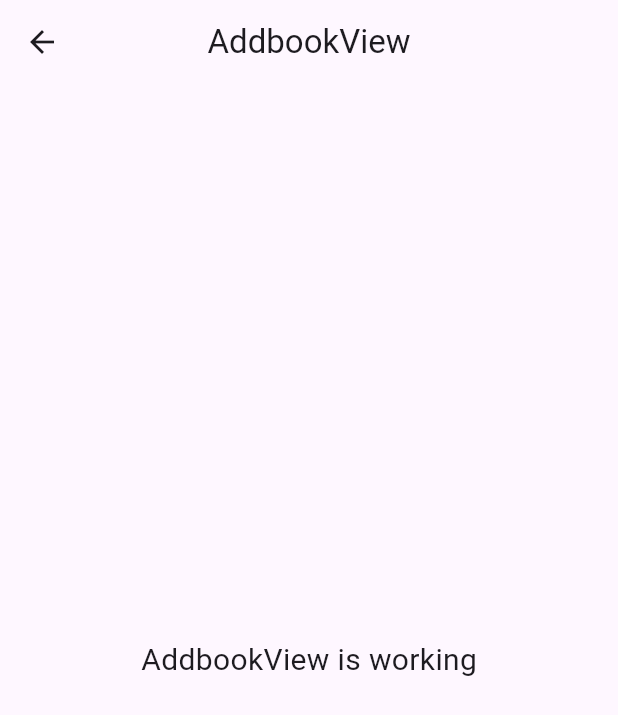
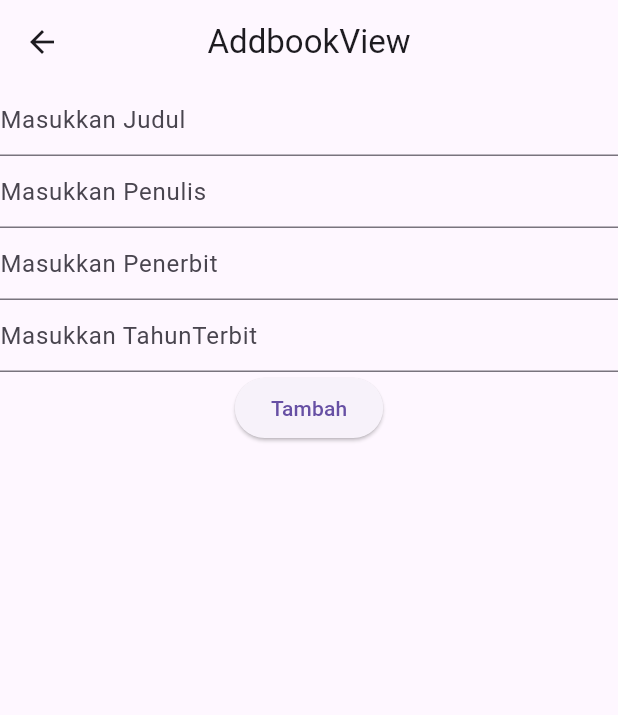
Before and after one commit to AtilaDavin/petugasperpustakaan, a Flutter app: the BookView screen opened by its route, after a tap on the "add" icon, on a phone screen of 412 x 824 dp. Shown: the top 715 px of the screen. Run offline on Flutter 3.47's test engine with Material 3 defaults, Android fonts, the phone set to English and light mode, and no system bars; our stand-ins replace dio, get, get_storage, pretty_dio_logger; accounts and stored records are empty; network calls fail.

Commit message:
first commit

```diff
--- a/lib/app/modules/addbook/controllers/addbook_controller.dart
+++ b/lib/app/modules/addbook/controllers/addbook_controller.dart
@@ -1,9 +1,22 @@
+import 'package:dio/dio.dart';
+import 'package:flutter/cupertino.dart';
+import 'package:flutter/material.dart';
 import 'package:get/get.dart';
+import 'package:petugas_perpustakaan_kelas_b/app/modules/book/controllers/book_controller.dart';
+
+import '../../../data/constant/endpoint.dart';
+import '../../../data/provider/api_provider.dart';
 
 class AddbookController extends GetxController {
-  //TODO: Implement AddbookController
+  final loading = false.obs;
+  final GlobalKey<FormState> formKey = GlobalKey<FormState>();
+  final TextEditingController judulController = TextEditingController();
+  final TextEditingController penulisController = TextEditingController();
+  final TextEditingController penerbitController = TextEditingController();
+  final TextEditingController tahunterbitController = TextEditingController();
+final BookController bookController = Get.find();
+//final BookController bookController = Get.put(BookController()); Untuk jika eror pakai ini
 
-  final count = 0.obs;
   @override
   void onInit() {
     super.onInit();
@@ -18,6 +31,38 @@ class AddbookController extends GetxController {
   void onClose() {
     super.onClose();
   }
-
-  void increment() => count.value++;
+  post()async{
+    loading(true);
+    try {
+      FocusScope.of(Get.context!).unfocus(); //untuk ngeclose keyboard
+      formKey.currentState?.save();
+      if (formKey.currentState!.validate()){
+        final response = await ApiProvider.instance().post(Endpoint.book,
+        data: {
+          "judul": judulController.text.toString(),
+          "penulis": penulisController.text.toString(),
+          "penerbit": penerbitController.text.toString(),
+          "tahun_terbit": int.parse(tahunterbitController.text.toString())
+        });
+        if (response.statusCode == 201){
+          bookController.getData();
+         Get.back();
+        }else{
+          Get.snackbar("Sorry", "Login Gagal", backgroundColor:  Colors.orange);
+        }
+      }loading(false);
+    }on DioException catch (e){
+      loading(false);
+      if (e.response != null){
+        if (e.response?.data != null){
+          Get.snackbar("Sorry", "${e.response?.data['message']}", backgroundColor: Colors.orange);
+        }
+      } else {
+        Get.snackbar("Sorry", e.message ?? "",backgroundColor: Colors.red);
+      }
+    } catch (e) {
+      loading(false);
+      Get.snackbar("Error", e.toString(), backgroundColor: Colors.red);
+    }
+  }
 }
--- a/lib/app/modules/addbook/views/addbook_view.dart
+++ b/lib/app/modules/addbook/views/addbook_view.dart
@@ -13,12 +13,60 @@ class AddbookView extends GetView<AddbookController> {
         title: const Text('AddbookView'),
         centerTitle: true,
       ),
-      body: const Center(
-        child: Text(
-          'AddbookView is working',
-          style: TextStyle(fontSize: 20),
-        ),
+      body: Center(
+    child: Form(
+    key: controller.formKey,
+      child: Column(
+        children: [
+          TextFormField(
+            controller: controller.judulController,
+            decoration: InputDecoration(hintText: "Masukkan Judul"),
+            validator: (value){
+              if (value!.isEmpty){ // untuk minim username
+                return "Judul tidak boleh kosong";
+              }
+              return null;
+            },
+          ),
+          TextFormField(
+            controller: controller.penulisController,
+            decoration: InputDecoration(hintText: "Masukkan Penulis"),
+            validator: (value){
+              if (value!.isEmpty){ // untuk minimamal password
+                return "Penulis tidak boleh kosong";
+              }
+              return null;
+            },
+          ),  TextFormField(
+            controller: controller.penerbitController,
+            decoration: InputDecoration(hintText: "Masukkan Penerbit"),
+            validator: (value){
+              if (value!.isEmpty){ // untuk minim username
+                return "Penerbit tidak boleh kosong";
+              }
+              return null;
+            },
+          ),
+          TextFormField(
+            controller: controller.tahunterbitController,
+            decoration: InputDecoration(hintText: "Masukkan TahunTerbit"),
+            validator: (value){
+              if (value!.isEmpty){ // untuk minimamal password
+                return "TahunTerbit tidak boleh kosong";
+              }
+              return null;
+            },
+          ),
+          Obx(() => controller.loading.value?
+          CircularProgressIndicator():
+          ElevatedButton(onPressed: (){
+            controller.post();
+          }, child: Text("Tambah"))
+          )
+        ],
       ),
+    ),
+    ),
     );
   }
 }
--- a/lib/app/modules/book/controllers/book_controller.dart
+++ b/lib/app/modules/book/controllers/book_controller.dart
@@ -1,12 +1,16 @@
+import 'package:dio/dio.dart';
 import 'package:get/get.dart';
+import 'package:petugas_perpustakaan_kelas_b/app/data/model/response_book.dart';
 
-class BookController extends GetxController {
-  //TODO: Implement BookController
+import '../../../data/constant/endpoint.dart';
+import '../../../data/provider/api_provider.dart';
 
-  final count = 0.obs;
+class BookController extends GetxController with StateMixin<List<DataBook>>{
+
   @override
   void onInit() {
     super.onInit();
+    getData();
   }
 
   @override
@@ -19,5 +23,32 @@ class BookController extends GetxController {
     super.onClose();
   }
 
-  void increment() => count.value++;
+  Future<void> getData() async{
+    change(null,status: RxStatus.loading());
+    try {
+        final response = await ApiProvider.instance().get(Endpoint.book,);
+        if (response.statusCode == 200){
+          final ResponseBook responseBook = ResponseBook.fromJson(response.data);
+          if(responseBook.data!.isEmpty){
+            change(null,status: RxStatus.empty());
+          } else {
+            change(responseBook.data, status: RxStatus.success());
+          }
+        }else{
+          change(null,status: RxStatus.error("Gagal mengambil data"));
+        }
+
+    }on DioException catch (e){
+      if (e.response != null){
+        if (e.response?.data != null){
+          change(null, status: RxStatus.error("${e.response?.data['message']}"));
+
+        }
+      } else {
+        change(null, status: RxStatus.error(e.message ?? ""));
+      }
+    } catch (e) {
+      change(null, status: RxStatus.error(e.toString()));
+    }
+  }
 }
--- a/lib/app/modules/book/views/book_view.dart
+++ b/lib/app/modules/book/views/book_view.dart
@@ -17,12 +17,18 @@ class BookView extends GetView<BookController> {
       floatingActionButton: FloatingActionButton(onPressed: ()=> Get.toNamed(Routes.ADDBOOK),
       child: Icon(Icons.add),
       ),
-      body: const Center(
-        child: Text(
-          'BookView is working',
-          style: TextStyle(fontSize: 20),
-        ),
-      ),
+      body: controller.obx((state) => ListView.separated(
+        itemCount: state!.length,
+        itemBuilder: (context, index){
+          return ListTile(
+            title: Text("${state[index].judul}"),
+            subtitle: Text("Penulis ${state[index].penulis}"),
+          );
+    },
+        separatorBuilder: (context, index){
+          return Divider();
+        }
+    ))
     );
   }
 }
--- a/lib/app/modules/home/views/home_view.dart
+++ b/lib/app/modules/home/views/home_view.dart
@@ -15,7 +15,9 @@ class HomeView extends GetView<HomeController> {
         centerTitle: true,
       ),
       body:  Center(
-        child: Column(
+        child: Row(
+          mainAxisAlignment: MainAxisAlignment.center,
+          crossAxisAlignment: CrossAxisAlignment.center,
           children: [
             ElevatedButton(onPressed: (){Get.toNamed(Routes.BOOK);}
                 , child: Text("Buku")),
--- a/lib/app/modules/login/views/login_view.dart
+++ b/lib/app/modules/login/views/login_view.dart
@@ -20,7 +20,7 @@ class LoginView extends GetView<LoginController> {
             children: [
               TextFormField(
                 controller: controller.usernameController,
-                decoration: InputDecoration(hintText: "Masukkan Username"),
+                decoration: InputDecoration(hintText: "Masukkan Username",icon: Icon(Icons.person)),
                 validator: (value){
                   if (value!.isEmpty){ // untuk minim username
                     return "username tidak boleh kosong";
@@ -30,7 +30,7 @@ class LoginView extends GetView<LoginController> {
               ),
               TextFormField(
                 controller: controller.passwordController,
-                decoration: InputDecoration(hintText: "Masukkan Password"),
+                decoration: InputDecoration(hintText: "Masukkan Password",icon: Icon(Icons.lock)),
                 validator: (value){
                   if (value!.isEmpty){ // untuk minimamal password
                     return "Password tidak boleh kosong";
```
Also changed, not shown: lib/app/data/model/response_book.dart (+5 -5 lines), lib/app/data/model/response_login.dart (+5 -5 lines), lib/app/data/model/response_pinjam.dart (+5 -5 lines), lib/app/modules/peminjaman/controllers/peminjaman_controller.dart (+34 -3 lines), lib/app/modules/peminjaman/views/peminjaman_view.dart (+12 -6 lines).
